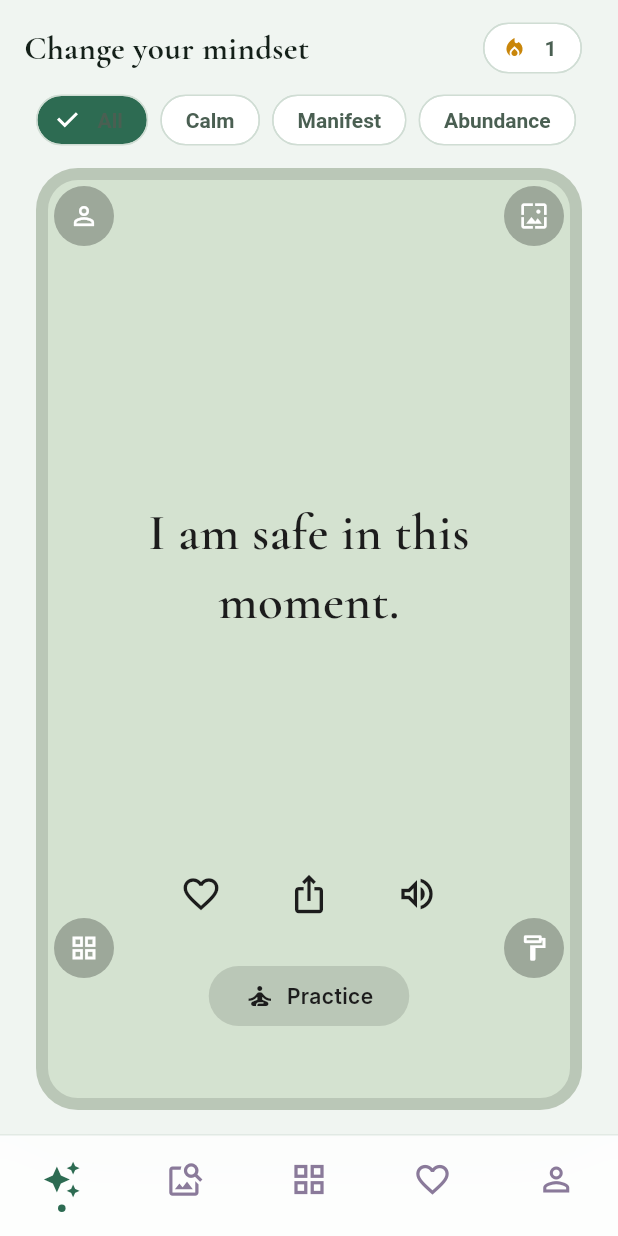
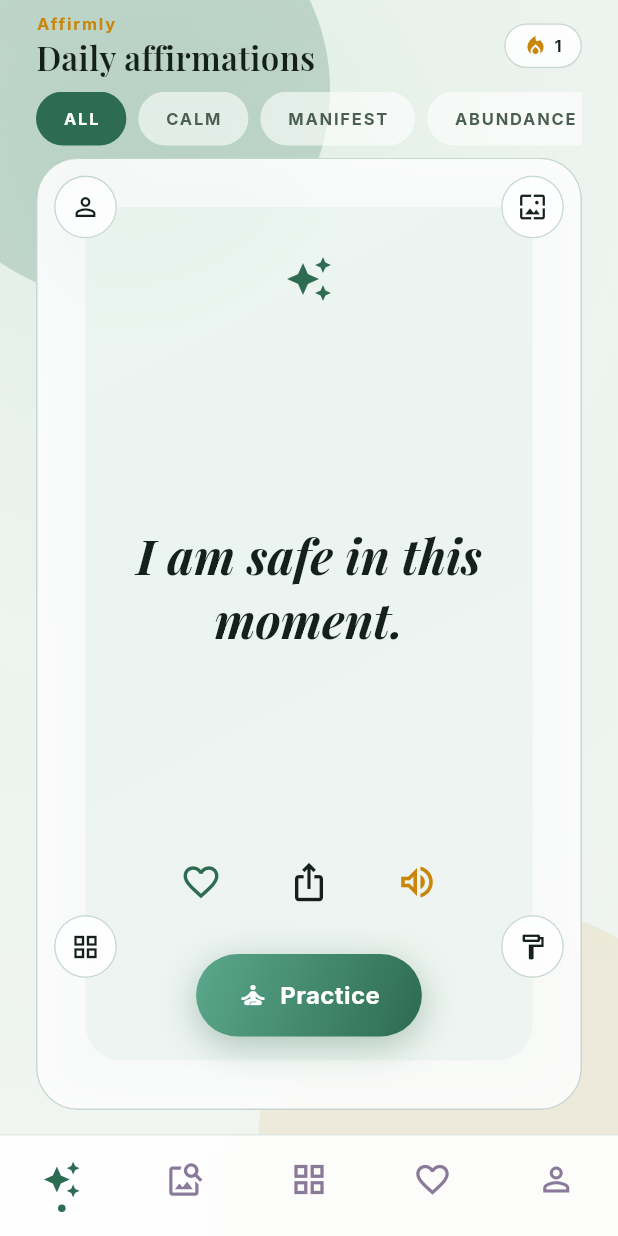
Before and after one commit to Qasim-afzaal/desk_wellness, a Flutter app: the TodayScreen screen opened by its route, on a phone screen of 412 x 824 dp. Run offline on Flutter 3.47's test engine with Material 3 defaults, Android fonts, the phone set to English and light mode, and no system bars; our stand-ins replace cached_network_image, drift, fl_chart, flutter_animate, flutter_local_notifications, flutter_riverpod and 8 more; missing offline and left inert: gal, home_widget, watch_connectivity; accounts and stored records are empty; generated files the repository leaves out were written again.

Commit message:
feat(today): revamp affirmations feed with Sage Dawn theme and pill filters.
Co-authored-by: Cursor <cursoragent@cursor.com>

```diff
--- a/lib/features/today/today_screen.dart
+++ b/lib/features/today/today_screen.dart
@@ -1,11 +1,11 @@
 import 'package:desk_wellness/core/constants/affirmation_categories.dart';
 import 'package:desk_wellness/core/di/injection.dart';
-import 'package:desk_wellness/core/models/affirmation_draft.dart';
 import 'package:desk_wellness/core/models/affirmation_template.dart';
-import 'package:desk_wellness/core/models/editor_state.dart';
 import 'package:desk_wellness/core/services/tts_service.dart';
 import 'package:desk_wellness/core/services/widget_service.dart';
 import 'package:desk_wellness/core/theme/app_theme.dart';
+import 'package:desk_wellness/core/theme/celestial_theme.dart';
+import 'package:desk_wellness/core/widgets/celestial_widgets.dart';
 import 'package:desk_wellness/core/widgets/animations/kindled_animations.dart';
 import 'package:desk_wellness/core/widgets/kindled_widgets.dart';
 import 'package:desk_wellness/database/app_database.dart';
@@ -14,7 +14,6 @@ import 'package:flutter/material.dart';
 import 'package:flutter/services.dart';
 import 'package:flutter_riverpod/flutter_riverpod.dart';
 import 'package:go_router/go_router.dart';
-import 'package:google_fonts/google_fonts.dart';
 import 'package:desk_wellness/core/utils/platform_native.dart';
 import 'package:desk_wellness/core/utils/share_utils.dart';
 
@@ -92,33 +91,56 @@ class _TodayScreenState extends ConsumerState<TodayScreen> {
 
   @override
   Widget build(BuildContext context) {
+    final c = context.colors;
+    final brightness = Theme.of(context).brightness;
     final feedAsync = ref.watch(affirmationFeedProvider(_category));
     final themeIdAsync = ref.watch(selectedThemeIdProvider);
     final streakAsync = ref.watch(engagementStreakProvider);
 
-    return Scaffold(
-      backgroundColor: context.colors.background,
+    return CelestialScaffold(
       body: SafeArea(
         child: Column(
           children: [
             Padding(
-              padding: const EdgeInsets.fromLTRB(AppSpacing.md, AppSpacing.sm, AppSpacing.lg, 0),
+              padding: const EdgeInsets.fromLTRB(AppSpacing.lg, AppSpacing.sm, AppSpacing.lg, 0),
               child: Row(
                 children: [
+                  Column(
+                    crossAxisAlignment: CrossAxisAlignment.start,
+                    children: [
                       Text(
-                    'Change your mindset',
-                    style: GoogleFonts.cormorantGaramond(
-                      fontSize: 22,
-                      fontWeight: FontWeight.w700,
-                      color: context.colors.textPrimary,
+                        'Affirmly',
+                        style: CelestialTypography.labelCaps(
+                          color: CelestialPalette.tertiary(brightness),
+                          brightness: brightness,
                         ),
+                      ),
+                      Text(
+                        'Daily affirmations',
+                        style: CelestialTypography.headlineLg(brightness: brightness).copyWith(fontSize: 22),
+                      ),
+                    ],
                   ),
                   const Spacer(),
                   streakAsync.when(
                     data: (s) => s > 0
-                        ? Chip(
-                            avatar: Icon(Icons.local_fire_department, size: 16, color: context.colors.warning),
-                            label: Text('$s'),
+                        ? GlassPanel(
+                            radius: AppRadius.pill,
+                            padding: const EdgeInsets.symmetric(horizontal: 12, vertical: 6),
+                            child: Row(
+                              mainAxisSize: MainAxisSize.min,
+                              children: [
+                                Icon(Icons.local_fire_department, size: 16, color: CelestialPalette.tertiary(brightness)),
+                                const SizedBox(width: 4),
+                                Text(
+                                  '$s',
+                                  style: CelestialTypography.labelCaps(
+                                    color: c.textPrimary,
+                                    brightness: brightness,
+                                  ),
+                                ),
+                              ],
+                            ),
                           )
                         : const SizedBox.shrink(),
                     loading: () => const SizedBox.shrink(),
@@ -127,6 +149,7 @@ class _TodayScreenState extends ConsumerState<TodayScreen> {
                 ],
               ),
             ),
+            const SizedBox(height: AppSpacing.sm),
             Padding(
               padding: const EdgeInsets.symmetric(horizontal: AppSpacing.lg),
               child: SingleChildScrollView(
@@ -136,10 +159,10 @@ class _TodayScreenState extends ConsumerState<TodayScreen> {
                     final active = tab == _category;
                     return Padding(
                       padding: const EdgeInsets.only(right: AppSpacing.sm),
-                      child: FilterChip(
-                        label: Text(AffirmationCategories.label(tab)),
+                      child: CelestialPillChip(
+                        label: AffirmationCategories.label(tab),
                         selected: active,
-                        onSelected: (_) {
+                        onTap: () {
                           setState(() {
                             _category = tab;
                             _pageIndex = 0;
@@ -190,11 +213,7 @@ class _TodayScreenState extends ConsumerState<TodayScreen> {
                             onThemes: () => context.go('/templates'),
                             onExplore: () => context.push('/explore'),
                             onProfile: () => context.go('/profile'),
-                            onWallpaper: () {
-                              ref.read(editorDraftProvider.notifier).state =
-                                  AffirmationDraft(text: item.content, template: theme);
-                              context.push('/wallpaper/preview');
-                            },
+                            onWallpaper: () => context.go('/visual'),
                           );
                         },
                       );
@@ -243,36 +262,38 @@ class _IamAffirmationCard extends StatelessWidget {
 
   @override
   Widget build(BuildContext context) {
+    final c = context.colors;
+    final brightness = Theme.of(context).brightness;
     final onDark = theme.background.computeLuminance() < 0.45;
-    final textColor = onDark ? Colors.white : const Color(0xFF1C1C1C);
-    final overlay = onDark ? Colors.white24 : Colors.black12;
+    final textColor = onDark ? CelestialPalette.onSurface(brightness) : c.textPrimary;
 
     return Padding(
       padding: const EdgeInsets.fromLTRB(AppSpacing.lg, 0, AppSpacing.lg, AppSpacing.md),
       child: Stack(
         children: [
-          Container(
+          GlassPanel(
+            glow: true,
+            radius: AppRadius.xl,
+            padding: const EdgeInsets.all(AppSpacing.xl),
+            child: DecoratedBox(
+              decoration: BoxDecoration(
+                borderRadius: BorderRadius.circular(AppRadius.xl - 4),
+                gradient: CelestialGradients.cardGlow,
+              ),
+              child: SizedBox(
                 width: double.infinity,
-            decoration: BoxDecoration(
-              color: theme.background,
-              borderRadius: BorderRadius.circular(AppRadius.xl),
-              border: Border.all(color: overlay, width: 8),
-            ),
-            padding: const EdgeInsets.all(AppSpacing.xl),
+                height: double.infinity,
                 child: Column(
                   children: [
                     const SizedBox(height: AppSpacing.xl),
+                    Icon(Icons.auto_awesome, color: c.buttonPrimary, size: 32),
+                    const SizedBox(height: AppSpacing.md),
                     Expanded(
                       child: Center(
                         child: Text(
                           item.content,
                           textAlign: TextAlign.center,
-                      style: GoogleFonts.cormorantGaramond(
-                        fontSize: 34,
-                        fontWeight: FontWeight.w600,
-                        height: 1.35,
-                        color: textColor,
-                      ),
+                          style: CelestialTypography.displayAffirmation(color: textColor, brightness: brightness),
                         ),
                       ),
                     ),
@@ -284,62 +305,35 @@ class _IamAffirmationCard extends StatelessWidget {
                           activeIcon: Icons.favorite,
                           active: item.isFavorite,
                           onTap: onFavorite,
-                      color: textColor,
+                          color: c.buttonPrimary,
                         ),
                         const SizedBox(width: AppSpacing.lg),
-                    _CircleAction(icon: Icons.ios_share, onTap: onShare, color: textColor),
+                        _CircleAction(icon: Icons.ios_share, onTap: onShare, color: c.textPrimary),
                         const SizedBox(width: AppSpacing.lg),
                         _CircleAction(
                           icon: speaking ? Icons.stop : Icons.volume_up_outlined,
                           onTap: onListen,
-                      color: textColor,
+                          color: CelestialPalette.tertiary(brightness),
                         ),
                       ],
                     ),
                     const SizedBox(height: AppSpacing.lg),
-                Material(
-                  color: overlay,
-                  borderRadius: BorderRadius.circular(AppRadius.pill),
-                  child: InkWell(
-                    onTap: onPractice,
-                    borderRadius: BorderRadius.circular(AppRadius.pill),
-                    child: Padding(
-                      padding: const EdgeInsets.symmetric(horizontal: AppSpacing.lg, vertical: AppSpacing.sm + 2),
-                      child: Row(
-                        mainAxisSize: MainAxisSize.min,
-                        children: [
-                          Icon(Icons.self_improvement_outlined, color: textColor, size: 20),
-                          const SizedBox(width: AppSpacing.sm),
-                          Text('Practice', style: TextStyle(color: textColor, fontWeight: FontWeight.w600)),
+                    CelestialPrimaryButton(
+                      label: 'Practice',
+                      icon: Icons.self_improvement_outlined,
+                      expanded: false,
+                      onPressed: onPractice,
+                    ),
+                    const SizedBox(height: AppSpacing.md),
                   ],
                 ),
               ),
             ),
           ),
-                const SizedBox(height: AppSpacing.md),
-              ],
-            ),
-          ),
-          Positioned(
-            top: 12,
-            left: 12,
-            child: _FloatingIconButton(icon: Icons.person_outline, onTap: onProfile),
-          ),
-          Positioned(
-            bottom: 88,
-            left: 12,
-            child: _FloatingIconButton(icon: Icons.grid_view, onTap: onExplore),
-          ),
-          Positioned(
-            bottom: 88,
-            right: 12,
-            child: _FloatingIconButton(icon: Icons.format_paint_outlined, onTap: onThemes),
-          ),
-          Positioned(
-            top: 12,
-            right: 12,
-            child: _FloatingIconButton(icon: Icons.wallpaper_outlined, onTap: onWallpaper),
-          ),
+          Positioned(top: 12, left: 12, child: _FloatingIconButton(icon: Icons.person_outline, onTap: onProfile)),
+          Positioned(bottom: 88, left: 12, child: _FloatingIconButton(icon: Icons.grid_view, onTap: onExplore)),
+          Positioned(bottom: 88, right: 12, child: _FloatingIconButton(icon: Icons.format_paint_outlined, onTap: onThemes)),
+          Positioned(top: 12, right: 12, child: _FloatingIconButton(icon: Icons.wallpaper_outlined, onTap: onWallpaper)),
         ],
       ),
     );
@@ -354,16 +348,14 @@ class _FloatingIconButton extends StatelessWidget {
 
   @override
   Widget build(BuildContext context) {
-    return Material(
-      color: Colors.black26,
-      shape: const CircleBorder(),
-      clipBehavior: Clip.antiAlias,
+    final c = context.colors;
+    return GlassPanel(
+      radius: AppRadius.pill,
+      padding: const EdgeInsets.all(10),
       child: InkWell(
         onTap: onTap,
-        child: Padding(
-          padding: const EdgeInsets.all(10),
-          child: Icon(icon, color: Colors.white, size: 20),
-        ),
+        customBorder: const CircleBorder(),
+        child: Icon(icon, color: c.textPrimary, size: 20),
       ),
     );
   }
```
Lines whose indentation alone changed are shown as unchanged.
